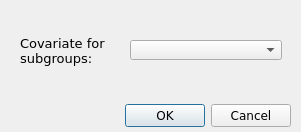
AliSalman-et-al/openmeta-analyst-community, file src/rc_metastudio/forms/cov_subgroup_dlg.ui: the form before one commit.
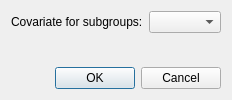
The form after the commit. Icons and pictures are not drawn. Custom widgets are drawn as their Qt base class.

Patch:
```diff
--- a/src/rc_metastudio/forms/cov_subgroup_dlg.ui
+++ b/src/rc_metastudio/forms/cov_subgroup_dlg.ui
@@ -2,19 +2,7 @@
 <ui version="4.0">
  <class>cov_subgroup_dialog</class>
  <widget class="QDialog" name="cov_subgroup_dialog">
-  <property name="geometry">
-   <rect>
-    <x>0</x>
-    <y>0</y>
-    <width>301</width>
-    <height>132</height>
-   </rect>
-  </property>
-  <property name="font">
-   <font>
-    <family>Verdana</family>
-   </font>
-  </property>
+  <property name="geometry"><rect><x>0</x><y>0</y><width>0</width><height>0</height></rect></property>
   <property name="windowIcon">
    <iconset resource="../images/icons.qrc">
     <normaloff>:/misc/meta.png</normaloff>:/misc/meta.png</iconset>
@@ -22,63 +10,32 @@
   <property name="windowTitle">
    <string>Select Covariate</string>
   </property>
-  <widget class="QDialogButtonBox" name="buttonBox">
-   <property name="geometry">
-    <rect>
-     <x>10</x>
-     <y>100</y>
-     <width>281</width>
-     <height>32</height>
-    </rect>
-   </property>
-   <property name="font">
-    <font>
-     <family>Verdana</family>
-    </font>
-   </property>
+  <layout class="QVBoxLayout" name="verticalLayout">
+   <item><layout class="QFormLayout" name="formLayout">
+    <property name="fieldGrowthPolicy"><enum>QFormLayout::AllNonFixedFieldsGrow</enum></property>
+    <item row="0" column="0"><widget class="QLabel" name="label">
+     <property name="text"><string>Covariate for subgroups:</string></property>
+     <property name="buddy"><cstring>cov_subgroup_cbo_box</cstring></property>
+    </widget></item>
+    <item row="0" column="1"><widget class="AdaptiveComboBox" name="cov_subgroup_cbo_box"/></item>
+   </layout></item>
+   <item><widget class="QDialogButtonBox" name="buttonBox">
    <property name="orientation">
     <enum>Qt::Horizontal</enum>
    </property>
    <property name="standardButtons">
     <set>QDialogButtonBox::Cancel|QDialogButtonBox::Ok</set>
    </property>
-  </widget>
-  <widget class="QLabel" name="label">
-   <property name="geometry">
-    <rect>
-     <x>20</x>
-     <y>30</y>
-     <width>121</width>
-     <height>41</height>
-    </rect>
-   </property>
-   <property name="font">
-    <font>
-     <family>Verdana</family>
-     <pointsize>10</pointsize>
-    </font>
-   </property>
-   <property name="text">
-    <string>Covariate for
-subgroups:</string>
-   </property>
-  </widget>
-  <widget class="QComboBox" name="cov_subgroup_cbo_box">
-   <property name="geometry">
-    <rect>
-     <x>130</x>
-     <y>40</y>
-     <width>152</width>
-     <height>20</height>
-    </rect>
-   </property>
-   <property name="font">
-    <font>
-     <family>Verdana</family>
-    </font>
-   </property>
-  </widget>
+   </widget></item>
+  </layout>
  </widget>
+ <customwidgets>
+  <customwidget>
+   <class>AdaptiveComboBox</class>
+   <extends>QComboBox</extends>
+   <header>adaptive_controls</header>
+  </customwidget>
+ </customwidgets>
  <resources/>
  <connections/>
 </ui>
```
